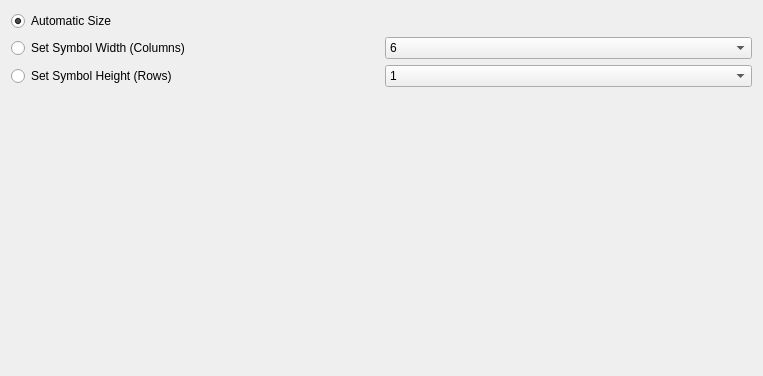
Old version of the form frontend_qt/grpCodablockF.ui in the repository novcom/zint.
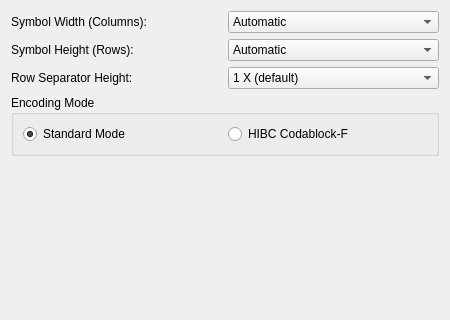
New version of the form.

```diff
--- a/frontend_qt/grpCodablockF.ui
+++ b/frontend_qt/grpCodablockF.ui
@@ -6,38 +6,37 @@
    <rect>
     <x>0</x>
     <y>0</y>
-    <width>763</width>
-    <height>376</height>
+    <width>450</width>
+    <height>320</height>
    </rect>
   </property>
+  <property name="maximumSize">
+   <size>
+    <width>600</width>
+    <height>16777215</height>
+   </size>
+  </property>
   <property name="windowTitle">
    <string>Form</string>
   </property>
   <layout class="QVBoxLayout" name="verticalLayout">
    <item>
-    <layout class="QGridLayout" name="gridLayout">
-     <item row="2" column="0">
-      <widget class="QRadioButton" name="radCbfSetHeight">
+    <layout class="QGridLayout" name="gridCbfLayout">
+     <item row="0" column="0">
+      <widget class="QLabel" name="labelWidth">
        <property name="text">
-        <string>Set Symbol Height (Rows)</string>
+        <string>Symbol Width (Columns):</string>
        </property>
-      </widget>
-     </item>
-     <item row="1" column="0">
-      <widget class="QRadioButton" name="radCbfSetWidth">
-       <property name="text">
-        <string>Set Symbol Width (Columns)</string>
+       <property name="buddy">
+        <cstring>cmbCbfWidth</cstring>
        </property>
-       <property name="checked">
-        <bool>false</bool>
-       </property>
       </widget>
      </item>
-     <item row="1" column="2">
+     <item row="0" column="1">
       <widget class="QComboBox" name="cmbCbfWidth">
        <item>
         <property name="text">
-         <string>6</string>
+         <string>Automatic</string>
         </property>
        </item>
        <item>
@@ -137,8 +136,26 @@
        </item>
       </widget>
      </item>
-     <item row="2" column="2">
+     <item row="1" column="0">
+      <widget class="QLabel" name="labelHeight">
+       <property name="text">
+        <string>Symbol Height (Rows):</string>
+       </property>
+       <property name="buddy">
+        <cstring>cmbCbfHeight</cstring>
+       </property>
+      </widget>
+     </item>
+     <item row="1" column="1">
       <widget class="QComboBox" name="cmbCbfHeight">
+       <property name="maxVisibleItems">
+        <number>21</number>
+       </property>
+       <item>
+        <property name="text">
+         <string>Automatic</string>
+        </property>
+       </item>
        <item>
         <property name="text">
          <string>1</string>
@@ -266,27 +283,83 @@
        </item>
       </widget>
      </item>
-     <item row="0" column="0">
-      <widget class="QRadioButton" name="radCbfAutosize">
+     <item row="2" column="0">
+      <widget class="QLabel" name="labelRowSeparatorHeight">
        <property name="text">
-        <string>Automatic Size</string>
+        <string>Row Separator Height:</string>
        </property>
-       <property name="checked">
-        <bool>true</bool>
+       <property name="buddy">
+        <cstring>cmbCbfRowSepHeight</cstring>
        </property>
       </widget>
      </item>
+     <item row="2" column="1">
+      <widget class="QComboBox" name="cmbCbfRowSepHeight">
+       <item>
+        <property name="text">
+         <string>1 X (default)</string>
+        </property>
+       </item>
+       <item>
+        <property name="text">
+         <string>2 X</string>
+        </property>
+       </item>
+       <item>
+        <property name="text">
+         <string>3 X</string>
+        </property>
+       </item>
+       <item>
+        <property name="text">
+         <string>4 X</string>
+        </property>
+       </item>
+      </widget>
+     </item>
     </layout>
    </item>
+   <item>
+    <widget class="QGroupBox" name="groupBoxCbfEncodingMode">
+     <property name="title">
+      <string>Encoding Mode</string>
+     </property>
+     <layout class="QHBoxLayout" name="horizontalLayout">
+      <property name="sizeConstraint">
+       <enum>QLayout::SetMinimumSize</enum>
+      </property>
+      <item>
+       <widget class="QRadioButton" name="radCbfStand">
+        <property name="text">
+         <string>Standard Mode</string>
+        </property>
+        <property name="checked">
+         <bool>true</bool>
+        </property>
+       </widget>
+      </item>
+      <item>
+       <widget class="QRadioButton" name="radCbfHIBC">
+        <property name="text">
+         <string>HIBC Codablock-F</string>
+        </property>
+       </widget>
+      </item>
+     </layout>
+    </widget>
+   </item>
    <item>
     <spacer name="verticalSpacer">
      <property name="orientation">
       <enum>Qt::Vertical</enum>
      </property>
+     <property name="sizeType">
+      <enum>QSizePolicy::MinimumExpanding</enum>
+     </property>
      <property name="sizeHint" stdset="0">
       <size>
        <width>20</width>
-       <height>40</height>
+       <height>43</height>
       </size>
      </property>
     </spacer>
```
Left out of the diff: 336 changed lines with no effect on the pictures.
